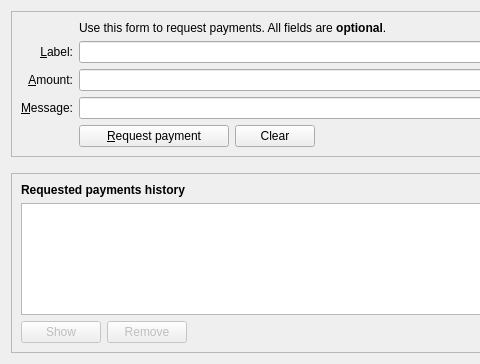
Old version of the form src/qt/forms/receivecoinsdialog.ui in the repository Bitcoin-ABC/bitcoin-abc; both pictures show x 0 to 480 and y 0 to 364 of the 776 by 364 pixel window.
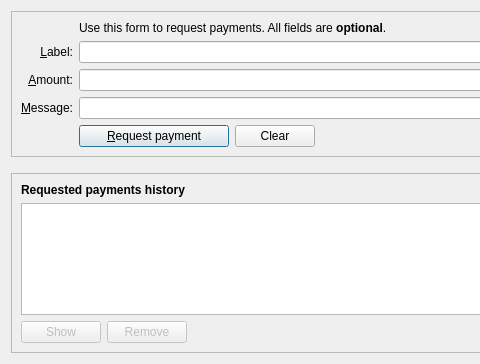
New version of the form. Icons and pictures are not drawn. Custom widgets are drawn as their Qt base class.

```diff
--- a/src/qt/forms/receivecoinsdialog.ui
+++ b/src/qt/forms/receivecoinsdialog.ui
@@ -1,7 +1,7 @@
 <?xml version="1.0" encoding="UTF-8"?>
 <ui version="4.0">
  <class>ReceiveCoinsDialog</class>
- <widget class="QWidget" name="ReceiveCoinsDialog">
+ <widget class="QDialog" name="ReceiveCoinsDialog">
   <property name="geometry">
    <rect>
     <x>0</x>
```
